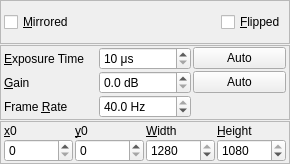
This is jansenlib/video/QSpinnaker/QSpinnakerWidget.ui in davidgrier/pyfab as Qt 5 draws it before an edit. The edited form follows.
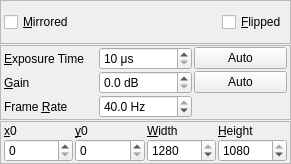
This is the edited form.

Commit message: pushbuttons trigger auto functions

```diff
--- a/jansenlib/video/QSpinnaker/QSpinnakerWidget.ui
+++ b/jansenlib/video/QSpinnaker/QSpinnakerWidget.ui
@@ -6,7 +6,7 @@
    <rect>
     <x>0</x>
     <y>0</y>
-    <width>290</width>
+    <width>291</width>
     <height>164</height>
    </rect>
   </property>
```
Left out of the diff: 8 changed lines with no effect on the pictures. The commit also changes 2 other files.
